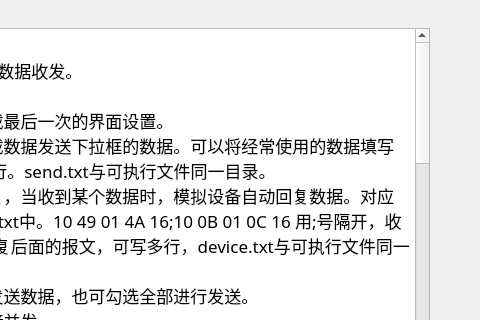
First picture: the form in src/form/dialogintroduction.ui, repository whx110123/nettool, before the edit; both pictures show x 231 to 711 and y 88 to 408 of the 711 by 666 pixel window.
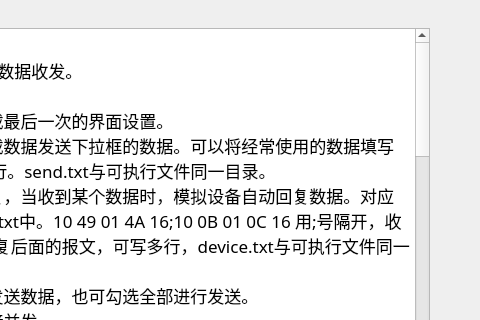
Second picture: the form after the edit.

The edit to the form file:
```diff
--- a/src/form/dialogintroduction.ui
+++ b/src/form/dialogintroduction.ui
@@ -131,7 +131,12 @@
 2.103 ASDU10gdd增加部分解析
 3.原始报文可以进行整理
 4.增加两个规约配置，可处理一些特殊规约
-5.增加华北103规约解析</string>
+5.增加华北103规约解析
+
+版本[2.04] 20201012
+1.完善104模拟主站遥控功能
+2.修正103asdu10 gdd18的解析错误
+3.增加104与103多种asdu类型的解析</string>
      </property>
     </widget>
    </item>
```
